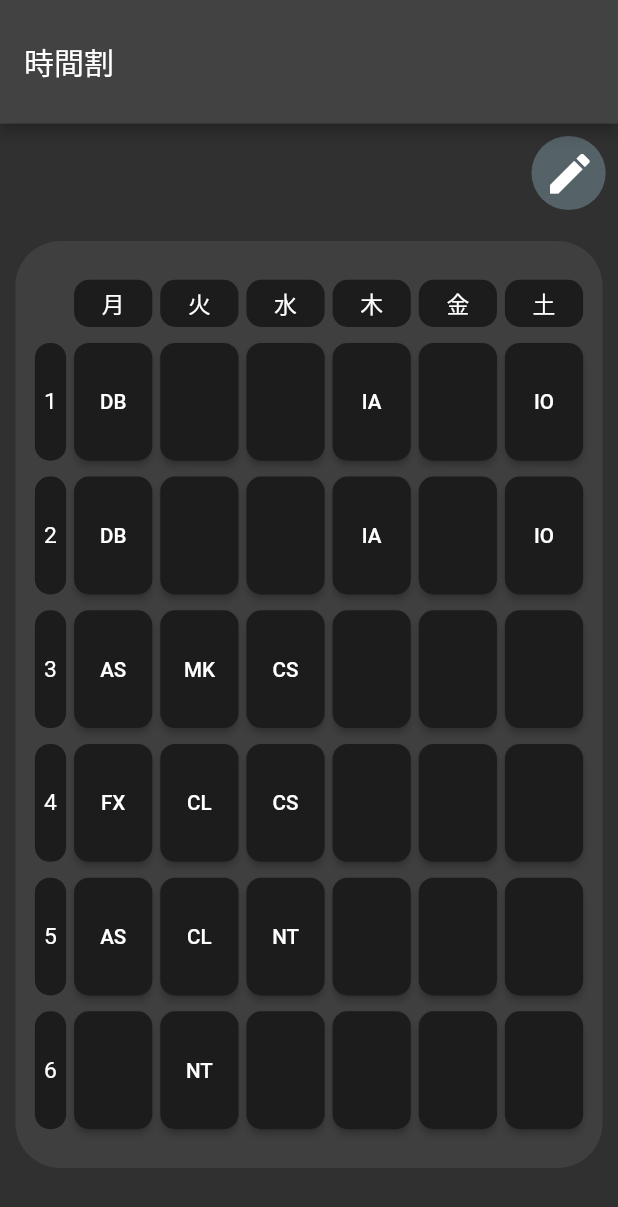
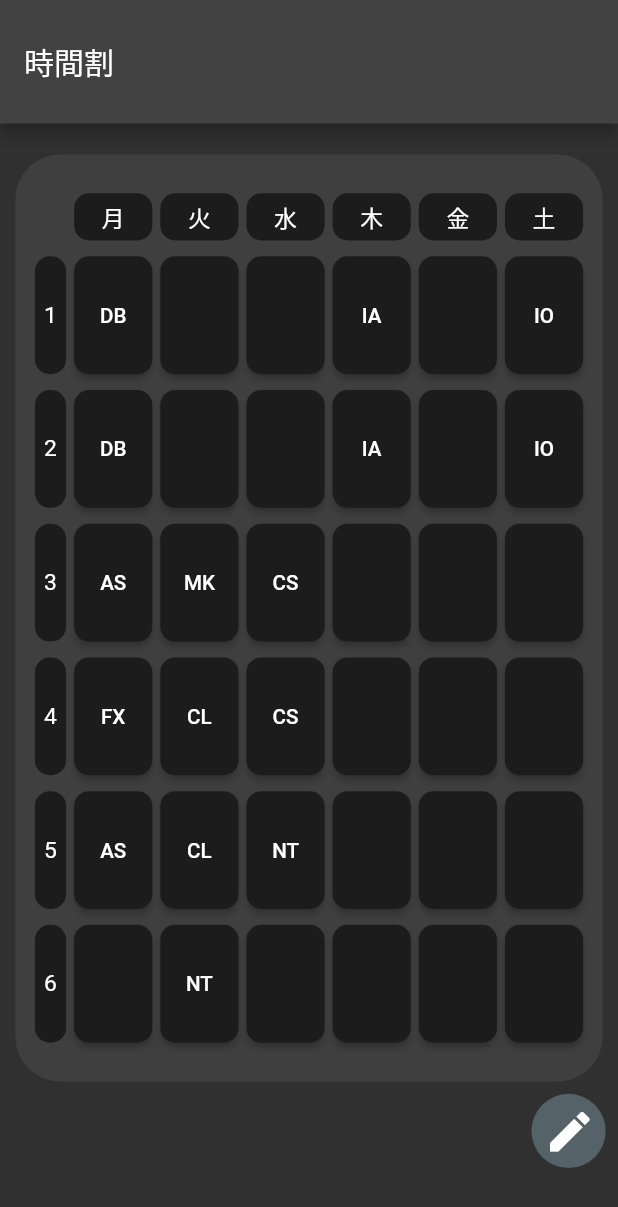
Before and after one commit to ohs-it2022/StudentSupport, a Flutter app: the screen it shows after launch, on a phone screen of 412 x 824 dp. Shown: the top 1207 px of the screen. Run offline on Flutter 3.47's test engine with Material 2 defaults, Android fonts, the light colour scheme and no system bars; our stand-ins replace auto_route, shared_preferences, table_calendar; missing offline and left inert: app_settings.

Commit message:
togglebuttonを左下に移動。
togglebuttonを左下に移動。

```diff
--- a/lib/src/screens/timeTable/TT_change.dart
+++ b/lib/src/screens/timeTable/TT_change.dart
@@ -139,30 +139,8 @@ class _TTChangePageState extends State<TTChangePage> {
       child: Column(
         children: [
 
-          // Container(
-          //   color: Color.fromARGB(255, 157, 157, 157),
-          //   height: screenSize.height * 0.05,
-          //   width: screenSize.width,
-          //   child:
-          //     SizedBox(
-          //       width: contentsWidth,
-          //       child: Row(
-          //         mainAxisAlignment: MainAxisAlignment.end,
-          //         children: [
-          //           TextButton(
-          //             style: TextButton.styleFrom(
-          //               shape: RoundedRectangleBorder(
-          //                 borderRadius: BorderRadius.circular(10),
-          //               ),
-          //             ),
-          //             onPressed: () => Navigator.popAndPushNamed(context, "/"),
-          //             child: const Text('保存', style: TextStyle(fontSize: 20, color: Color.fromARGB(255, 46, 128, 217))),
-          //           ),
-          //         ],
-          //       ),
-          //     )
-          // ),
-
+          TimeTableWidget(mode: "edit",),
+          // 編集ボタン
           Align(
             alignment: Alignment.centerRight,
             child:
@@ -183,7 +161,6 @@ class _TTChangePageState extends State<TTChangePage> {
                   ),
                 ),
           ),
-          TimeTableWidget(mode: "edit",)
         ],
       )
     );
--- a/lib/src/screens/timeTable/timeTable.dart
+++ b/lib/src/screens/timeTable/timeTable.dart
@@ -55,6 +55,8 @@ class _TimeTablePageState extends State<TimeTablePage> {
       child: Column(
         children: [
 
+          TimeTableWidget(),
+          // 編集ボタン
           Align(
             alignment: Alignment.centerRight,
             child:
@@ -63,7 +65,7 @@ class _TimeTablePageState extends State<TimeTablePage> {
                 height: screenSize.height * 0.06,
                 margin: EdgeInsets.fromLTRB(0, screenSize.height * 0.01,screenSize.width *  0.02, 0),
                 decoration: BoxDecoration(
-                  color: Color.fromARGB(124, 124, 150, 162),
+                  color: const Color.fromARGB(124, 124, 150, 162),
                   borderRadius: BorderRadius.circular(45)
                 ),
                 child:
@@ -74,24 +76,6 @@ class _TimeTablePageState extends State<TimeTablePage> {
                   ),
                 ),
           ),
-
-
-          TimeTableWidget(),
-          // SizedBox(
-          //       child: Row(
-          //         mainAxisAlignment: MainAxisAlignment.end,
-
-          //         children: [
-          //           FloatingActionButton(
-          //             onPressed: () => Navigator.pushNamed(context, "/edit"),
-          //             child: const Icon(Icons.edit),
-          //             backgroundColor: Colors.lightBlue[50],
-          //         )
-          //         ],
-          //       ),
-          // ),
-          // const BottomBar(selected: 2,
-          // )
         ],
       )
     );
```
